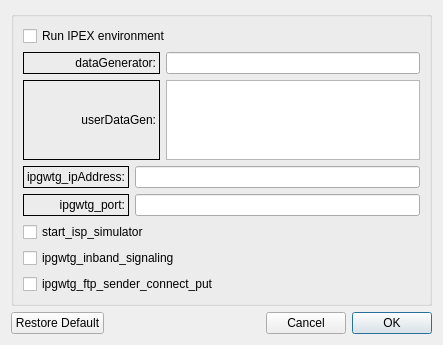
Qt form LTEsimGeneratorGUI/Ui/DataForms/ipexform.ui (moniss23/junit4) before a commit.
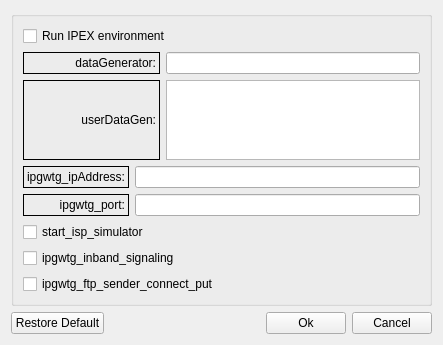
The same form after that commit.

Commit message: Changed ipex, pagging, mme, sgw. They have cancel button enabled in trafficMap.

```diff
--- a/LTEsimGeneratorGUI/Ui/DataForms/ipexform.ui
+++ b/LTEsimGeneratorGUI/Ui/DataForms/ipexform.ui
@@ -182,15 +182,16 @@
       </spacer>
      </item>
      <item>
-      <widget class="QDialogButtonBox" name="buttonBox">
-       <property name="enabled">
-        <bool>true</bool>
+      <widget class="QPushButton" name="okButton">
+       <property name="text">
+        <string>Ok</string>
        </property>
-       <property name="layoutDirection">
-        <enum>Qt::RightToLeft</enum>
-       </property>
-       <property name="standardButtons">
-        <set>QDialogButtonBox::Cancel|QDialogButtonBox::Ok</set>
+      </widget>
+     </item>
+     <item>
+      <widget class="QPushButton" name="cancelButton">
+       <property name="text">
+        <string>Cancel</string>
        </property>
       </widget>
      </item>
```
The commit also changes 13 other files.
